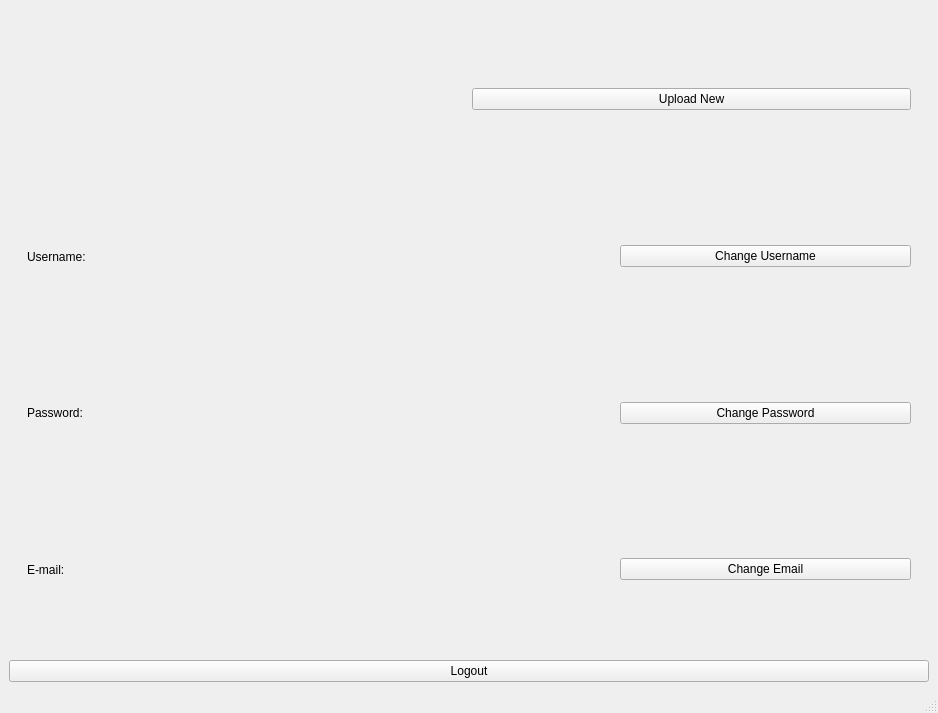
Before: the Qt Designer form app/frontend/qtdesigner/profile_design.ui in Webtamu/shumi, drawn with Qt 5.
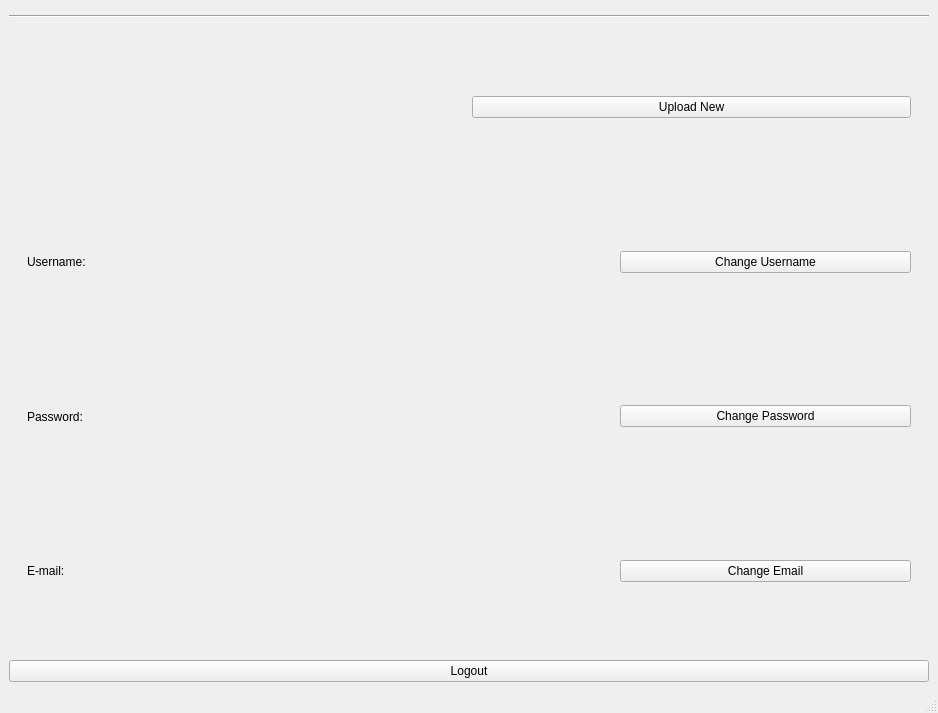
After: the same form once the commit is applied. Icons and pictures are not drawn. Custom widgets are drawn as their Qt base class.

Patch:
```diff
--- a/app/frontend/qtdesigner/profile_design.ui
+++ b/app/frontend/qtdesigner/profile_design.ui
@@ -25,6 +25,13 @@
       </property>
      </widget>
     </item>
+    <item>
+     <widget class="Line" name="line">
+      <property name="orientation">
+       <enum>Qt::Horizontal</enum>
+      </property>
+     </widget>
+    </item>
     <item>
      <widget class="QFrame" name="frame_3">
       <property name="frameShape">
```
